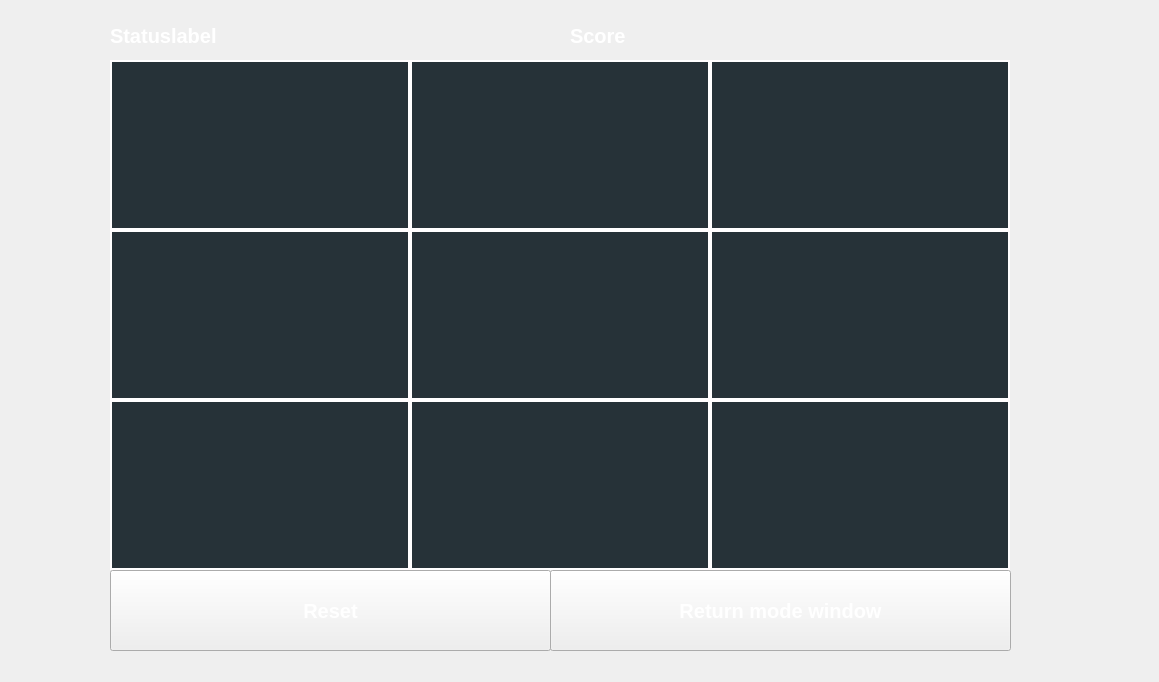
This is gameboard.ui in som3a-dot/Tic-Tac-Toe-Project as Qt 5 draws it before an edit. The edited form follows.
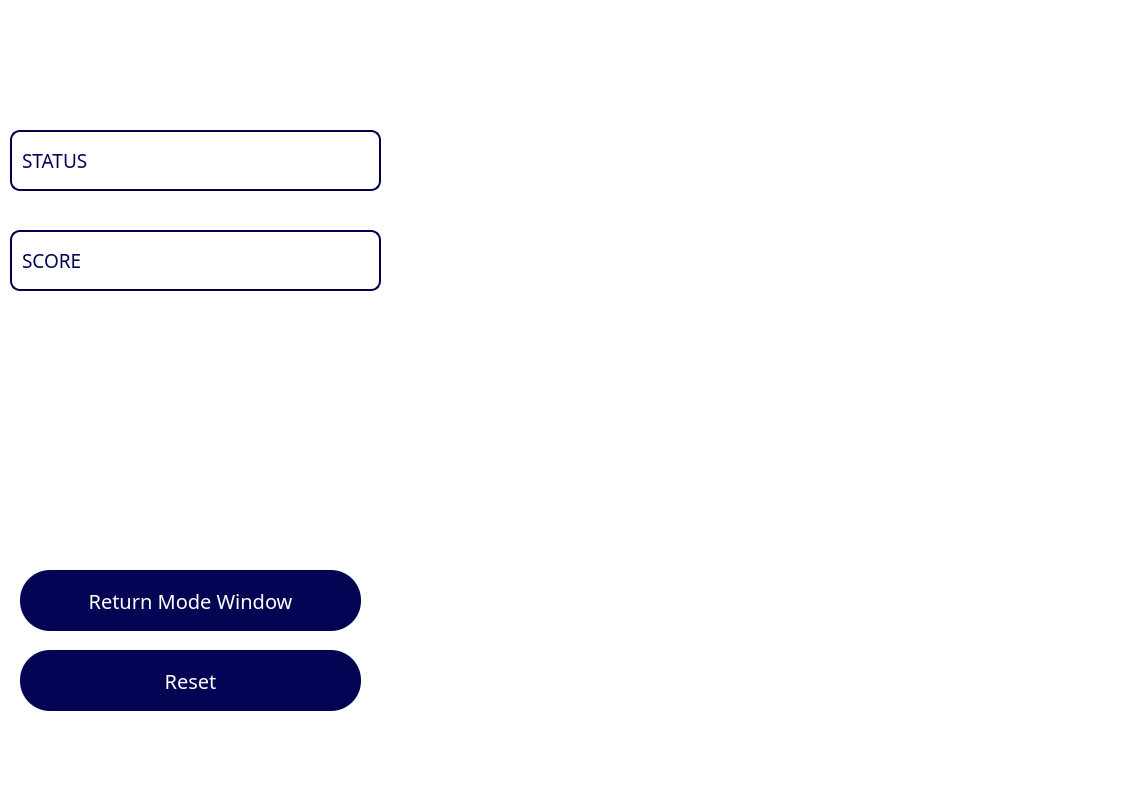
This is the edited form. Icons and pictures are not drawn.

Commit message:
Redesigned and updated all UI components across application windows
- Fully redesigned the user interfaces for the following windows:
  • GameModeWindow
  • HistoryWindow
  • GameBoard
  • SettingsWindow
  • AIDifficultyWindow
  • PlayerNameWindow
  • SymbolWindow

- Improved layout consistency and styling across all .ui files
- Ensured better alignment, spacing, and widget naming for maintainability
- Updated button labels, object names, and tab ordering
- Enhanced usability and visual coherence across game flow

This update prepares the interface for improved UX and better scalability.

```diff
--- a/gameboard.ui
+++ b/gameboard.ui
@@ -6,39 +6,40 @@
    <rect>
     <x>0</x>
     <y>0</y>
-    <width>1159</width>
-    <height>682</height>
+    <width>1129</width>
+    <height>809</height>
    </rect>
   </property>
   <property name="windowTitle">
    <string>TIC TAC TOE</string>
   </property>
   <property name="styleSheet">
-   <string notr="true">QMainWindow {
-background-image: url(:/image/4599316.jpg);
-}</string>
+   <string notr="true">background-color: rgb(255, 255, 255);</string>
   </property>
   <widget class="QWidget" name="centralwidget">
    <widget class="QPushButton" name="button_0_2">
     <property name="geometry">
      <rect>
-      <x>710</x>
-      <y>60</y>
-      <width>300</width>
-      <height>170</height>
+      <x>889</x>
+      <y>100</y>
+      <width>181</width>
+      <height>181</height>
      </rect>
     </property>
     <property name="font">
      <font>
-      <pointsize>40</pointsize>
-      <bold>true</bold>
+      <family>The Sunday</family>
+      <pointsize>72</pointsize>
+      <italic>false</italic>
+      <bold>false</bold>
      </font>
     </property>
     <property name="styleSheet">
      <string notr="true">QPushButton {
-    background-color: #263238;          
-    border: 2px solid #FFFFFF;         
-    color: #FFFFFF;                     
+	font: 72pt &quot;The Sunday&quot;;
+    background-color: transparent;
+    border: none;
+    color: #FFFFFF; /* Text color */
 }
 
 QPushButton:hover {
@@ -48,10 +49,11 @@
 }
 
 QPushButton:pressed {
-    background-color: #1C2529;        
-    border: 2px solid #FFFFFF;         
-    color: #B0BEC5;                     
-}</string>
+    background-color: transparent;
+    border: none;
+    color: #AAAAAA; /* Optional: darker text when pressed */
+}
+</string>
     </property>
     <property name="text">
      <string/>
@@ -60,23 +62,28 @@
    <widget class="QPushButton" name="button_0_1">
     <property name="geometry">
      <rect>
-      <x>410</x>
-      <y>60</y>
-      <width>300</width>
-      <height>170</height>
+      <x>680</x>
+      <y>110</y>
+      <width>181</width>
+      <height>181</height>
      </rect>
     </property>
     <property name="font">
      <font>
-      <pointsize>40</pointsize>
-      <bold>true</bold>
+      <family>The Sunday</family>
+      <pointsize>72</pointsize>
+      <italic>false</italic>
+      <bold>false</bold>
      </font>
     </property>
     <property name="styleSheet">
-     <string notr="true">QPushButton {
-    background-color: #263238;          
-    border: 2px solid #FFFFFF;         
-    color: #FFFFFF;                     
+     <string notr="true">
+
+QPushButton {
+	font: 72pt &quot;The Sunday&quot;;
+    background-color: transparent;
+    border: none;
+    color: #FFFFFF; /* Text color */
 }
 
 QPushButton:hover {
@@ -86,10 +93,11 @@
 }
 
 QPushButton:pressed {
-    background-color: #1C2529;        
-    border: 2px solid #FFFFFF;         
-    color: #B0BEC5;                     
-}</string>
+    background-color: transparent;
+    border: none;
+    color: #AAAAAA; /* Optional: darker text when pressed */
+}
+</string>
     </property>
     <property name="text">
      <string/>
@@ -98,23 +106,26 @@
    <widget class="QPushButton" name="button_2_0">
     <property name="geometry">
      <rect>
-      <x>110</x>
-      <y>400</y>
-      <width>300</width>
-      <height>170</height>
+      <x>460</x>
+      <y>529</y>
+      <width>191</width>
+      <height>181</height>
      </rect>
     </property>
     <property name="font">
      <font>
-      <pointsize>40</pointsize>
-      <bold>true</bold>
+      <family>The Sunday</family>
+      <pointsize>72</pointsize>
+      <italic>false</italic>
+      <bold>false</bold>
      </font>
     </property>
     <property name="styleSheet">
      <string notr="true">QPushButton {
-    background-color: #263238;          
-    border: 2px solid #FFFFFF;         
-    color: #FFFFFF;                     
+	font: 72pt &quot;The Sunday&quot;;
+    background-color: transparent;
+    border: none;
+    color: #FFFFFF; /* Text color */
 }
 
 QPushButton:hover {
@@ -124,10 +135,11 @@
 }
 
 QPushButton:pressed {
-    background-color: #1C2529;        
-    border: 2px solid #FFFFFF;         
-    color: #B0BEC5;                     
-}</string>
+    background-color: transparent;
+    border: none;
+    color: #AAAAAA; /* Optional: darker text when pressed */
+}
+</string>
     </property>
     <property name="text">
      <string/>
@@ -136,76 +148,90 @@
    <widget class="QLabel" name="scoreLabel">
     <property name="geometry">
      <rect>
-      <x>570</x>
-      <y>10</y>
-      <width>441</width>
-      <height>51</height>
+      <x>10</x>
+      <y>230</y>
+      <width>371</width>
+      <height>61</height>
      </rect>
     </property>
     <property name="font">
      <font>
-      <pointsize>15</pointsize>
-      <bold>true</bold>
+      <family>The Sunday</family>
+      <pointsize>14</pointsize>
+      <italic>false</italic>
+      <bold>false</bold>
      </font>
     </property>
     <property name="styleSheet">
-     <string notr="true">QLabel{
-background-image: url(:/image/4599316.jpg);
-color:white
-}</string>
+     <string notr="true">font: 14pt &quot;The Sunday&quot;;
+    color: #030554;
+    border: 2px solid #01004c;
+    border-radius: 10px;
+    padding: 5px;
+    background-color: white;</string>
     </property>
     <property name="text">
-     <string>Score</string>
+     <string>SCORE</string>
     </property>
    </widget>
    <widget class="QPushButton" name="ReturnButton">
     <property name="geometry">
      <rect>
-      <x>550</x>
+      <x>20</x>
       <y>570</y>
-      <width>461</width>
-      <height>81</height>
+      <width>341</width>
+      <height>61</height>
      </rect>
     </property>
     <property name="font">
      <font>
-      <pointsize>15</pointsize>
-      <bold>true</bold>
+      <family>The Sunday</family>
+      <pointsize>14</pointsize>
+      <italic>false</italic>
+      <bold>false</bold>
      </font>
     </property>
     <property name="cursor">
      <cursorShape>PointingHandCursor</cursorShape>
     </property>
     <property name="styleSheet">
-     <string notr="true">QPushButton{
-background-image: url(:/image/4599316.jpg);
-color:white
+     <string notr="true">QPushButton 
+{ 
+background-color:  #030554;
+      color: white;
+        font-size: 20px;
+	font: 14pt &quot;The Sunday&quot;;
+        border-radius: 30px;
+        padding: 10px 20px
 }</string>
     </property>
     <property name="text">
-     <string>Return mode window</string>
+     <string>Return Mode Window</string>
     </property>
    </widget>
    <widget class="QPushButton" name="button_1_0">
     <property name="geometry">
      <rect>
-      <x>110</x>
-      <y>230</y>
-      <width>300</width>
-      <height>170</height>
+      <x>460</x>
+      <y>310</y>
+      <width>191</width>
+      <height>191</height>
      </rect>
     </property>
     <property name="font">
      <font>
-      <pointsize>40</pointsize>
-      <bold>true</bold>
+      <family>The Sunday</family>
+      <pointsize>72</pointsize>
+      <italic>false</italic>
+      <bold>false</bold>
      </font>
     </property>
     <property name="styleSheet">
      <string notr="true">QPushButton {
-    background-color: #263238;          
-    border: 2px solid #FFFFFF;         
-    color: #FFFFFF;                     
+	font: 72pt &quot;The Sunday&quot;;
+    background-color: transparent;
+    border: none;
+    color: #FFFFFF; /* Text color */
 }
 
 QPushButton:hover {
@@ -215,10 +241,11 @@
 }
 
 QPushButton:pressed {
-    background-color: #1C2529;        
-    border: 2px solid #FFFFFF;         
-    color: #B0BEC5;                     
-}</string>
+    background-color: transparent;
+    border: none;
+    color: #AAAAAA; /* Optional: darker text when pressed */
+}
+</string>
     </property>
     <property name="text">
      <string/>
@@ -227,23 +254,26 @@
    <widget class="QPushButton" name="button_2_2">
     <property name="geometry">
      <rect>
-      <x>710</x>
-      <y>400</y>
-      <width>300</width>
-      <height>170</height>
+      <x>890</x>
+      <y>530</y>
+      <width>181</width>
+      <height>181</height>
      </rect>
     </property>
     <property name="font">
      <font>
-      <pointsize>40</pointsize>
-      <bold>true</bold>
+      <family>The Sunday</family>
+      <pointsize>72</pointsize>
+      <italic>false</italic>
+      <bold>false</bold>
      </font>
     </property>
     <property name="styleSheet">
      <string notr="true">QPushButton {
-    background-color: #263238;          
-    border: 2px solid #FFFFFF;         
-    color: #FFFFFF;                     
+	font: 72pt &quot;The Sunday&quot;;
+    background-color: transparent;
+    border: none;
+    color: #FFFFFF; /* Text color */
 }
 
 QPushButton:hover {
@@ -253,10 +283,11 @@
 }
 
 QPushButton:pressed {
-    background-color: #1C2529;        
-    border: 2px solid #FFFFFF;         
-    color: #B0BEC5;                     
-}</string>
+    background-color: transparent;
+    border: none;
+    color: #AAAAAA; /* Optional: darker text when pressed */
+}
+</string>
     </property>
     <property name="text">
      <string/>
@@ -265,23 +296,28 @@
    <widget class="QPushButton" name="button_0_0">
     <property name="geometry">
      <rect>
-      <x>110</x>
-      <y>60</y>
-      <width>300</width>
-      <height>170</height>
+      <x>460</x>
+      <y>100</y>
+      <width>191</width>
+      <height>181</height>
      </rect>
     </property>
     <property name="font">
      <font>
-      <pointsize>40</pointsize>
-      <bold>true</bold>
+      <family>The Sunday</family>
+      <pointsize>72</pointsize>
+      <italic>false</italic>
+      <bold>false</bold>
      </font>
     </property>
     <property name="styleSheet">
-     <string notr="true">QPushButton {
-    background-color: #263238;          
-    border: 2px solid #FFFFFF;         
-    color: #FFFFFF;                     
+     <string notr="true">
+
+QPushButton {
+	font: 72pt &quot;The Sunday&quot;;
+    background-color: transparent;
+    border: none;
+    color: #FFFFFF; /* Text color */
 }
 
 QPushButton:hover {
@@ -291,10 +327,11 @@
 }
 
 QPushButton:pressed {
-    background-color: #1C2529;        
-    border: 2px solid #FFFFFF;         
-    color: #B0BEC5;                     
-}</string>
+    background-color: transparent;
+    border: none;
+    color: #AAAAAA; /* Optional: darker text when pressed */
+}
+</string>
     </property>
     <property name="text">
      <string/>
@@ -303,25 +340,32 @@
    <widget class="QPushButton" name="resetButton">
     <property name="geometry">
      <rect>
-      <x>110</x>
-      <y>570</y>
-      <width>441</width>
-      <height>81</height>
+      <x>20</x>
+      <y>650</y>
+      <width>341</width>
+      <height>61</height>
      </rect>
     </property>
     <property name="font">
      <font>
-      <pointsize>15</pointsize>
-      <bold>true</bold>
+      <family>The Sunday</family>
+      <pointsize>14</pointsize>
+      <italic>false</italic>
+      <bold>false</bold>
      </font>
     </property>
     <property name="cursor">
      <cursorShape>PointingHandCursor</cursorShape>
     </property>
     <property name="styleSheet">
-     <string notr="true">QPushButton{
-background-image: url(:/image/4599316.jpg);
-color:white
+     <string notr="true">QPushButton 
+{ 
+background-color:  #030554;
+      color: white;
+        font-size: 20px;
+	font: 14pt &quot;The Sunday&quot;;
+        border-radius: 30px;
+        padding: 10px 20px
 }</string>
     </property>
     <property name="text">
@@ -331,48 +375,55 @@
    <widget class="QLabel" name="statusLabel">
     <property name="geometry">
      <rect>
-      <x>110</x>
-      <y>10</y>
-      <width>451</width>
-      <height>51</height>
+      <x>10</x>
+      <y>130</y>
+      <width>371</width>
+      <height>61</height>
      </rect>
     </property>
     <property name="font">
      <font>
-      <pointsize>15</pointsize>
-      <bold>true</bold>
+      <family>The Sunday</family>
+      <pointsize>14</pointsize>
+      <italic>false</italic>
+      <bold>false</bold>
      </font>
     </property>
     <property name="styleSheet">
-     <string notr="true">QLabel{
-background-image: url(:/image/4599316.jpg);
-color:white
-}</string>
+     <string notr="true">font: 14pt &quot;The Sunday&quot;;
+    color: #030554;
+    border: 2px solid #01004c;
+    border-radius: 10px;
+    padding: 5px;
+    background-color: white;</string>
     </property>
     <property name="text">
-     <string>Statuslabel</string>
+     <string>STATUS</string>
     </property>
    </widget>
    <widget class="QPushButton" name="button_1_1">
     <property name="geometry">
      <rect>
-      <x>410</x>
-      <y>230</y>
-      <width>300</width>
-      <height>170</height>
+      <x>680</x>
+      <y>310</y>
+      <width>181</width>
+      <height>191</height>
      </rect>
     </property>
     <property name="font">
      <font>
-      <pointsize>40</pointsize>
-      <bold>true</bold>
+      <family>The Sunday</family>
+      <pointsize>72</pointsize>
+      <italic>false</italic>
+      <bold>false</bold>
      </font>
     </property>
     <property name="styleSheet">
      <string notr="true">QPushButton {
-    background-color: #263238;          
-    border: 2px solid #FFFFFF;         
-    color: #FFFFFF;                     
+	font: 72pt &quot;The Sunday&quot;;
+    background-color: transparent;
+    border: none;
+    color: #FFFFFF; /* Text color */
 }
 
 QPushButton:hover {
@@ -382,10 +433,11 @@
 }
 
 QPushButton:pressed {
-    background-color: #1C2529;        
-    border: 2px solid #FFFFFF;         
-    color: #B0BEC5;                     
-}</string>
+    background-color: transparent;
+    border: none;
+    color: #AAAAAA; /* Optional: darker text when pressed */
+}
+</string>
     </property>
     <property name="text">
      <string/>
@@ -394,23 +446,26 @@
    <widget class="QPushButton" name="button_2_1">
     <property name="geometry">
      <rect>
-      <x>410</x>
-      <y>400</y>
-      <width>300</width>
-      <height>170</height>
+      <x>680</x>
+      <y>530</y>
+      <width>181</width>
+      <height>191</height>
      </rect>
     </property>
     <property name="font">
      <font>
-      <pointsize>40</pointsize>
-      <bold>true</bold>
+      <family>The Sunday</family>
+      <pointsize>72</pointsize>
+      <italic>false</italic>
+      <bold>false</bold>
      </font>
     </property>
     <property name="styleSheet">
      <string notr="true">QPushButton {
-    background-color: #263238;          
-    border: 2px solid #FFFFFF;         
-    color: #FFFFFF;                     
+	font: 72pt &quot;The Sunday&quot;;
+    background-color: transparent;
+    border: none;
+    color: #FFFFFF; /* Text color */
 }
 
 QPushButton:hover {
@@ -420,10 +475,11 @@
 }
 
 QPushButton:pressed {
-    background-color: #1C2529;        
-    border: 2px solid #FFFFFF;         
-    color: #B0BEC5;                     
-}</string>
+    background-color: transparent;
+    border: none;
+    color: #AAAAAA; /* Optional: darker text when pressed */
+}
+</string>
     </property>
     <property name="text">
      <string/>
@@ -432,23 +488,26 @@
    <widget class="QPushButton" name="button_1_2">
     <property name="geometry">
      <rect>
-      <x>710</x>
-      <y>230</y>
-      <width>300</width>
-      <height>170</height>
+      <x>890</x>
+      <y>310</y>
+      <width>181</width>
+      <height>191</height>
      </rect>
     </property>
     <property name="font">
      <font>
-      <pointsize>40</pointsize>
-      <bold>true</bold>
+      <family>The Sunday</family>
+      <pointsize>72</pointsize>
+      <italic>false</italic>
+      <bold>false</bold>
      </font>
     </property>
     <property name="styleSheet">
      <string notr="true">QPushButton {
-    background-color: #263238;          
-    border: 2px solid #FFFFFF;         
-    color: #FFFFFF;                     
+	font: 72pt &quot;The Sunday&quot;;
+    background-color: transparent;
+    border: none;
+    color: #FFFFFF; /* Text color */
 }
 
 QPushButton:hover {
@@ -458,15 +517,46 @@
 }
 
 QPushButton:pressed {
-    background-color: #1C2529;        
-    border: 2px solid #FFFFFF;         
-    color: #B0BEC5;                     
-}</string>
+    background-color: transparent;
+    border: none;
+    color: #AAAAAA; /* Optional: darker text when pressed */
+}
+</string>
     </property>
     <property name="text">
      <string/>
     </property>
    </widget>
+   <widget class="QLabel" name="label">
+    <property name="geometry">
+     <rect>
+      <x>70</x>
+      <y>-50</y>
+      <width>1101</width>
+      <height>911</height>
+     </rect>
+    </property>
+    <property name="styleSheet">
+     <string notr="true">image: url(:/image/GameBoardPhoto.png);</string>
+    </property>
+    <property name="text">
+     <string/>
+    </property>
+   </widget>
+   <zorder>label</zorder>
+   <zorder>button_0_2</zorder>
+   <zorder>button_0_1</zorder>
+   <zorder>button_2_0</zorder>
+   <zorder>scoreLabel</zorder>
+   <zorder>ReturnButton</zorder>
+   <zorder>button_1_0</zorder>
+   <zorder>button_2_2</zorder>
+   <zorder>button_0_0</zorder>
+   <zorder>resetButton</zorder>
+   <zorder>statusLabel</zorder>
+   <zorder>button_1_1</zorder>
+   <zorder>button_2_1</zorder>
+   <zorder>button_1_2</zorder>
   </widget>
  </widget>
  <resources/>
```
Left out of the diff: 54 changed lines with no effect on the pictures. The commit also changes 29 other files.
